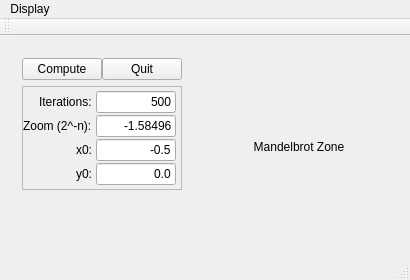
Before: the Qt Designer form mainwindow.ui in LucChoubert/MandelbrotQtWidgets, drawn with Qt 5.
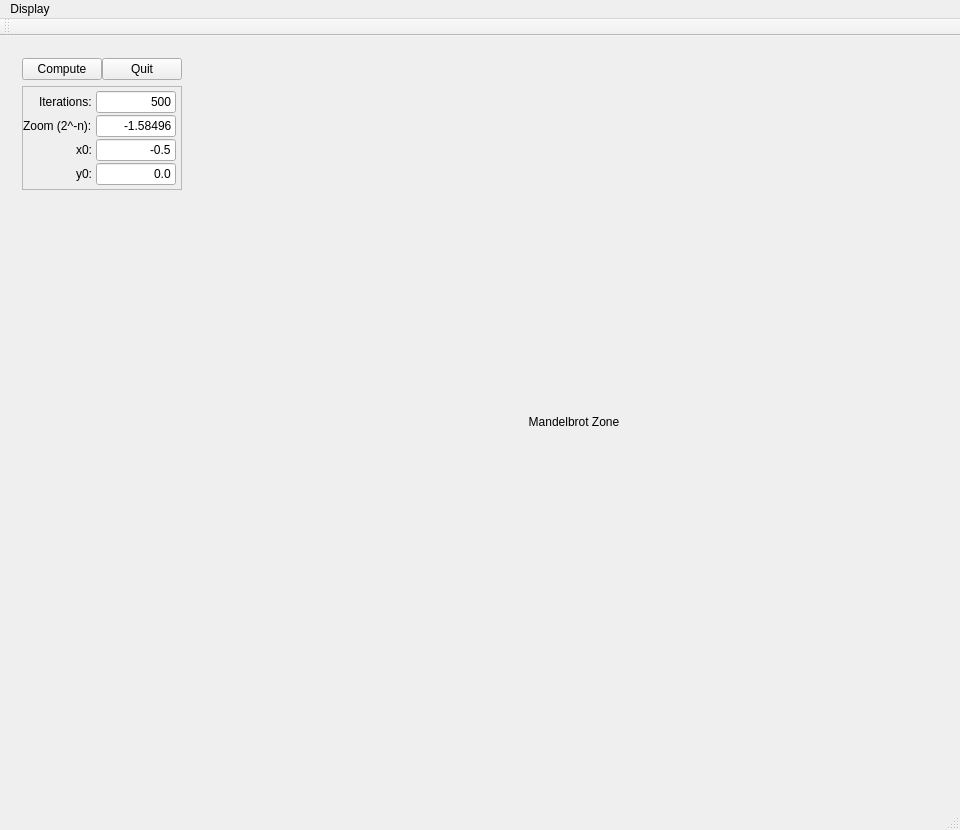
After: the same form once the commit is applied. Custom widgets are drawn as their Qt base class.

The edit to the form file:
```diff
--- a/mainwindow.ui
+++ b/mainwindow.ui
@@ -9,7 +9,7 @@
    <rect>
     <x>0</x>
     <y>0</y>
-    <width>406</width>
+    <width>422</width>
     <height>280</height>
    </rect>
   </property>
@@ -279,8 +279,8 @@
       </property>
       <property name="minimumSize">
        <size>
-        <width>200</width>
-        <height>200</height>
+        <width>750</width>
+        <height>750</height>
        </size>
       </property>
       <property name="maximumSize">
@@ -320,7 +320,7 @@
     <rect>
      <x>0</x>
      <y>0</y>
-     <width>406</width>
+     <width>422</width>
      <height>22</height>
     </rect>
    </property>
```
